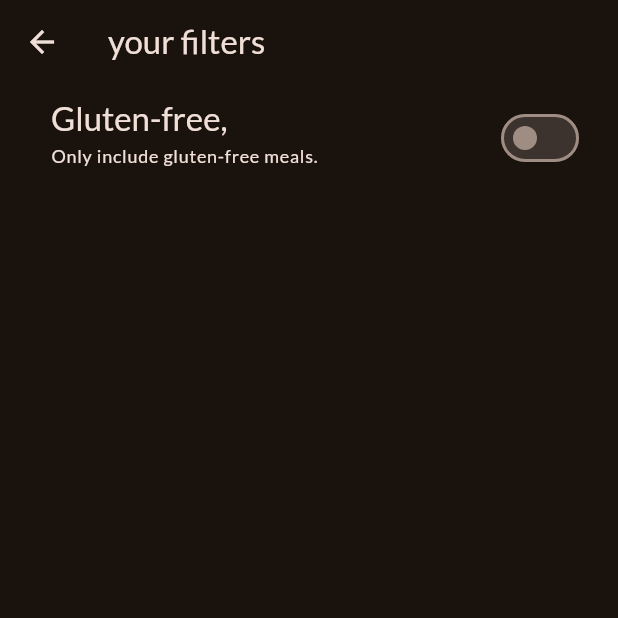
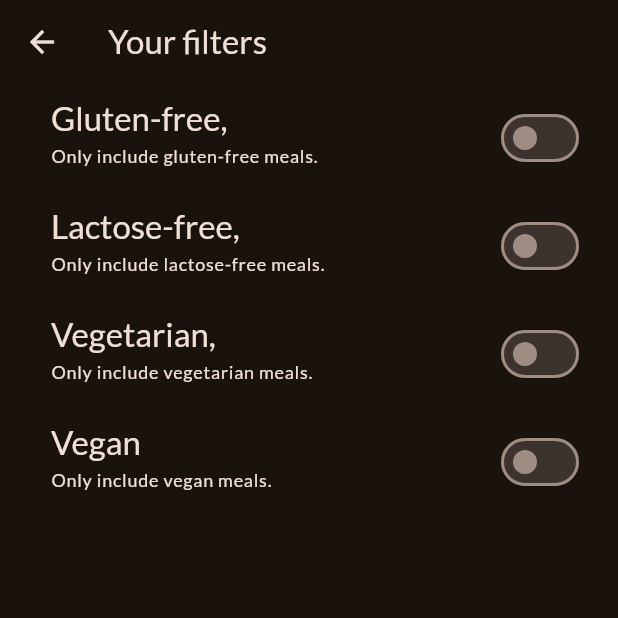
Before and after one commit to alisalali/flutter-meal_app, a Flutter app: the FiltersScreen screen opened directly, on a phone screen of 412 x 824 dp, the top half of it. Run offline on Flutter 3.47's test engine with Material 2 defaults, Android fonts, the phone set to English and light mode, and no system bars; our stand-ins replace google_fonts, transparent_image.

Commit message:
adding more filter

```diff
--- a/lib/screens/filters.dart
+++ b/lib/screens/filters.dart
@@ -12,12 +12,16 @@ class FiltersScreen extends StatefulWidget {
 }
 
 class _FiltersScreen extends State<FiltersScreen> {
-  var _glutenFreeSet = false;
+  var _glutenFreeFilterSet = false;
+  var _lactoseFreeFilterSet = false;
+  var _vegetarianFilterSet = false;
+  var _veganFilterSet = false;
+
   @override
   Widget build(BuildContext context) {
     return Scaffold(
       appBar: AppBar(
-        title: const Text("your filters"),
+        title: const Text("Your filters"),
       ),
       //adding drawer with pushReplacement()
       // drawer: MainDrawer(
@@ -32,12 +36,13 @@ class _FiltersScreen extends State<FiltersScreen> {
       //     }
       //   },
       // ),
-      body: Column(children: [
+      body: Column(
+        children: [
           SwitchListTile(
-          value: _glutenFreeSet,
+            value: _glutenFreeFilterSet,
             onChanged: (isChecked) {
               setState(() {
-              _glutenFreeSet = isChecked;
+                _glutenFreeFilterSet = isChecked;
               });
             },
             title: Text(
@@ -54,8 +59,75 @@ class _FiltersScreen extends State<FiltersScreen> {
             ),
             activeColor: Theme.of(context).colorScheme.tertiary,
             contentPadding: const EdgeInsets.only(left: 34, right: 22),
-        )
-      ]),
+          ),
+          SwitchListTile(
+            value: _lactoseFreeFilterSet,
+            onChanged: (isChecked) {
+              setState(() {
+                _lactoseFreeFilterSet = isChecked;
+              });
+            },
+            title: Text(
+              'Lactose-free,',
+              style: Theme.of(context).textTheme.titleLarge!.copyWith(
+                    color: Theme.of(context).colorScheme.onBackground,
+                  ),
+            ),
+            subtitle: Text(
+              'Only include lactose-free meals.',
+              style: Theme.of(context).textTheme.labelMedium!.copyWith(
+                    color: Theme.of(context).colorScheme.onBackground,
+                  ),
+            ),
+            activeColor: Theme.of(context).colorScheme.tertiary,
+            contentPadding: const EdgeInsets.only(left: 34, right: 22),
+          ),
+          SwitchListTile(
+            value: _vegetarianFilterSet,
+            onChanged: (isChecked) {
+              setState(() {
+                _vegetarianFilterSet = isChecked;
+              });
+            },
+            title: Text(
+              'Vegetarian,',
+              style: Theme.of(context).textTheme.titleLarge!.copyWith(
+                    color: Theme.of(context).colorScheme.onBackground,
+                  ),
+            ),
+            subtitle: Text(
+              'Only include vegetarian meals.',
+              style: Theme.of(context).textTheme.labelMedium!.copyWith(
+                    color: Theme.of(context).colorScheme.onBackground,
+                  ),
+            ),
+            activeColor: Theme.of(context).colorScheme.tertiary,
+            contentPadding: const EdgeInsets.only(left: 34, right: 22),
+          ),
+          SwitchListTile(
+            value: _veganFilterSet,
+            onChanged: (isChecked) {
+              setState(() {
+                _veganFilterSet = isChecked;
+              });
+            },
+            title: Text(
+              'Vegan',
+              style: Theme.of(context).textTheme.titleLarge!.copyWith(
+                    color: Theme.of(context).colorScheme.onBackground,
+                  ),
+            ),
+            subtitle: Text(
+              'Only include vegan meals.',
+              style: Theme.of(context).textTheme.labelMedium!.copyWith(
+                    color: Theme.of(context).colorScheme.onBackground,
+                  ),
+            ),
+            activeColor: Theme.of(context).colorScheme.tertiary,
+            contentPadding: const EdgeInsets.only(left: 34, right: 22),
+          ),
+        ],
+      ),
     );
   }
 }
```
Lines whose indentation alone changed are shown as unchanged.
